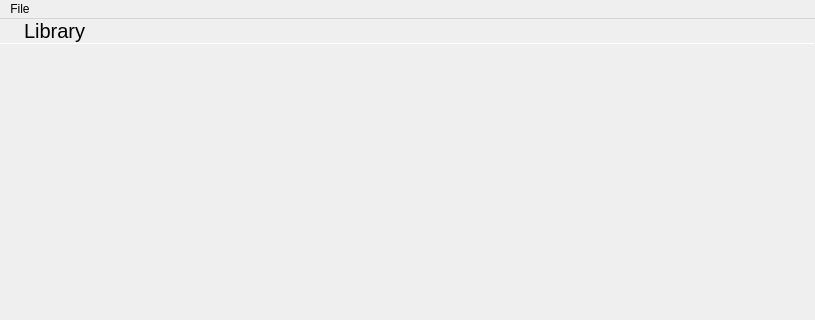
First picture: the form in librarywindow.ui, repository theCheeseboard/thephoto, before the edit; both pictures show x 0 to 815 and y 0 to 320 of the 815 by 593 pixel window.
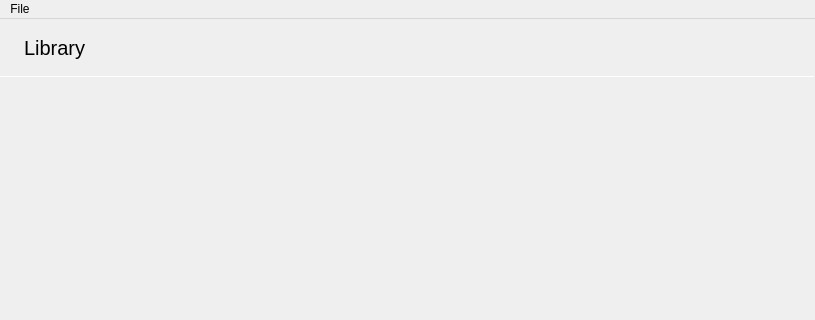
Second picture: the form after the edit. Icons and pictures are not drawn. Custom widgets are drawn as their Qt base class.

```diff
--- a/librarywindow.ui
+++ b/librarywindow.ui
@@ -78,6 +78,25 @@
         </widget>
        </item>
        <item>
+        <widget class="tStackedWidget" name="headerBar">
+         <widget class="QWidget" name="mainHeaderPage">
+          <layout class="QHBoxLayout" name="horizontalLayout_3">
+           <property name="spacing">
+            <number>0</number>
+           </property>
+           <property name="leftMargin">
+            <number>0</number>
+           </property>
+           <property name="topMargin">
+            <number>0</number>
+           </property>
+           <property name="rightMargin">
+            <number>0</number>
+           </property>
+           <property name="bottomMargin">
+            <number>0</number>
+           </property>
+           <item>
         <widget class="QLabel" name="label">
          <property name="sizePolicy">
           <sizepolicy hsizetype="Expanding" vsizetype="Preferred">
@@ -100,6 +119,11 @@
        </item>
       </layout>
      </widget>
+         <widget class="QWidget" name="page_2"/>
+        </widget>
+       </item>
+      </layout>
+     </widget>
     </item>
     <item>
      <widget class="Line" name="line">
```
Left out of the diff: 4 changed lines with no effect on the pictures. Lines whose indentation alone changed are shown as unchanged.
